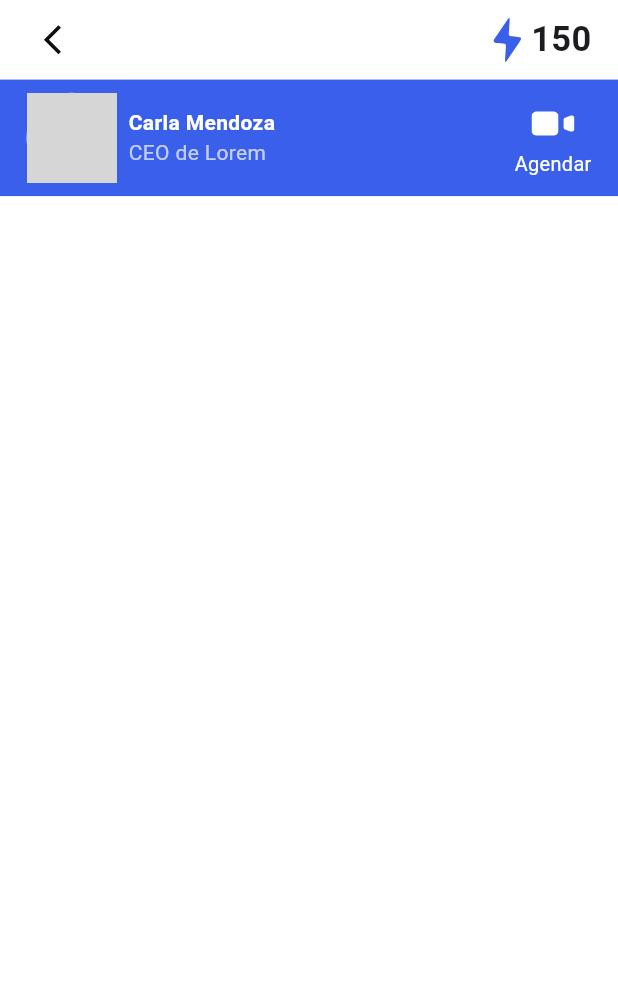
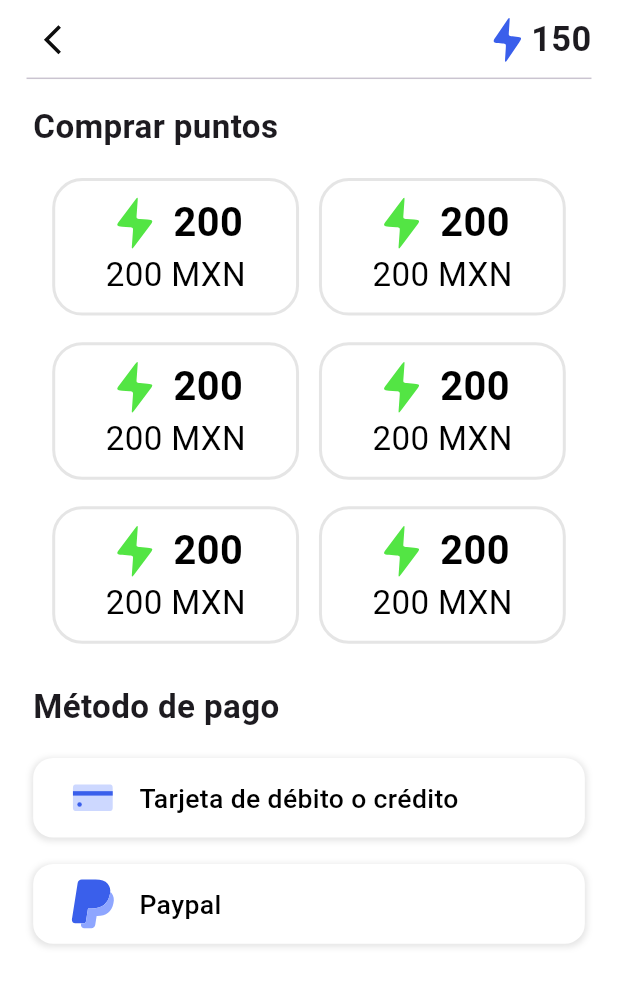
Before and after one commit to CrisisTecno/trive_app, a Flutter app: the MessagesChatScreen screen opened by its route, after a tap on "150", on a phone screen of 412 x 824 dp. Shown: the top 986 px of the screen. Run offline on Flutter 3.47's test engine with Material 3 defaults, Android fonts, the light colour scheme and no system bars; our stand-ins replace flutter_svg, image_picker; network calls fail; grey boxes are pictures that could not be loaded.

Commit message:
screens of buy points, messages finally

```diff
--- a/lib/pages/Create Account/pages/create_account_4.page.dart
+++ b/lib/pages/Create Account/pages/create_account_4.page.dart
@@ -45,7 +45,7 @@ class CreateAccountScreen4 extends StatelessWidget {
               Padding(
                 padding: EdgeInsets.symmetric(horizontal: 20.h),
                 child: Column(
-                    crossAxisAlignment: CrossAxisAlignment.start,
+                    crossAxisAlignment: CrossAxisAlignment.center,
                     children: [
                       Text(
                         'Elige el precio de tu mensaje',
--- a/lib/pages/Create Account/pages/create_account_5.page.dart
+++ b/lib/pages/Create Account/pages/create_account_5.page.dart
@@ -49,7 +49,7 @@ class CreateAccountScreen5 extends StatelessWidget {
               Padding(
                 padding: EdgeInsets.symmetric(horizontal: 20.h),
                 child: Column(
-                    crossAxisAlignment: CrossAxisAlignment.start,
+                    crossAxisAlignment: CrossAxisAlignment.center,
                     children: [
                       Text(
                         'Elige el precio de tu llamada',
--- a/lib/pages/Create Account/pages/create_account_6.page.dart
+++ b/lib/pages/Create Account/pages/create_account_6.page.dart
@@ -50,7 +50,7 @@ class CreateAccountScreen6 extends StatelessWidget {
               Padding(
                 padding: EdgeInsets.symmetric(horizontal: 20.h),
                 child: Column(
-                    crossAxisAlignment: CrossAxisAlignment.start,
+                    crossAxisAlignment: CrossAxisAlignment.center,
                     children: [
                       Text(
                         'Elige el precio de tu suscripción',
--- /dev/null
+++ b/lib/pages/Header/pages/buy_points.page.dart
@@ -0,0 +1,91 @@
+import 'package:flutter/material.dart';
+import 'package:trive_bysc/pages/pages.dart';
+import 'package:trive_bysc/utils/utils.dart';
+
+
+class BuyPointsScreen extends StatelessWidget {
+  @override
+  Widget build(BuildContext context) {
+    return SafeArea(
+      child: Scaffold(
+        body: SingleChildScrollView(
+          child: Column(
+            crossAxisAlignment: CrossAxisAlignment.center,
+            children: [
+               MessagesAppBar(),
+              Row(
+                children: [
+                  Padding(
+                    child:Text('Comprar puntos',style: TextStyle(fontSize: 25.h,fontWeight: FontWeight.w600)),
+                    padding:EdgeInsets.only(left: 25.h)),
+                  Spacer(),
+                ],
+              ),
+
+              SizedBox(height: 20.h),
+              Padding(
+                padding: EdgeInsets.symmetric(horizontal: 20.h),
+                child: Column(
+                    crossAxisAlignment: CrossAxisAlignment.center,
+                    children: [
+                      Wrap(
+                        spacing: 15.h,
+                        runSpacing: 20.h,
+                        children: [
+                          AmountChip(
+                            amount: '200',
+                            currency: 'MXN',
+                          ),
+                          AmountChip(
+                            amount: '200',
+                            currency: 'MXN',
+                          ),
+                          AmountChip(
+                            amount: '200',
+                            currency: 'MXN',
+                          ),
+                          AmountChip(
+                            amount: '200',
+                            currency: 'MXN',
+                          ),
+                          AmountChip(
+                            amount: '200',
+                            currency: 'MXN',
+                          ),
+                          AmountChip(
+                            amount: '200',
+                            currency: 'MXN',
+                          ),
+                        ],
+                      ),
+                      SizedBox(height: 30.h),
+
+                    ]),
+              ),
+              Row(
+                children: [
+                  Padding(
+                    child:Text('Método de pago',style: TextStyle(fontSize: 25.h,fontWeight: FontWeight.w600)),
+                    padding:EdgeInsets.only(left: 25.h)),
+                    Spacer(),
+                ],
+              ),
+
+              SizedBox(height: 20.h),
+              DebitCreditCard(
+                label:'Tarjeta de débito o crédito',
+                svgAssetPath: 'public/assets/icons/card_credit.svg',
+              ),
+              SizedBox(height: 20.h),
+              DebitCreditCard(
+                label:'Paypal',
+                svgAssetPath: 'public/assets/icons/paypal.svg',
+              ),
+
+            ],
+          ),
+        ),
+      ),
+    );
+  }
+}
--- /dev/null
+++ b/lib/pages/Header/widgets/method_buy.dart
@@ -0,0 +1,52 @@
+import 'package:flutter/material.dart';
+import 'package:flutter_svg/svg.dart';
+import 'package:trive_bysc/utils/Size/sizer.dart';
+
+class DebitCreditCard extends StatelessWidget {
+  final String svgAssetPath;
+  final String label;
+  const DebitCreditCard({
+    Key? key,
+    required this.svgAssetPath, required this.label,
+  }) : super(key: key);
+
+  @override
+  Widget build(BuildContext context) {
+    return Container(
+      margin:EdgeInsets.symmetric(horizontal: 25.h,),
+      width: 1000.w,
+      padding: EdgeInsets.symmetric(horizontal: 25.h, vertical:10.h),
+      decoration: BoxDecoration(
+        color: Colors.white,
+        borderRadius: BorderRadius.circular(15.h),
+        boxShadow: [
+          BoxShadow(
+            color: Colors.black.withOpacity(0.1),
+            spreadRadius: 1,
+            blurRadius: 3,
+            offset: Offset(0, 1),
+          ),
+        ],
+      ),
+      child: Row(
+        mainAxisSize: MainAxisSize.min,
+        children: [
+          SvgPicture.asset(
+            svgAssetPath,
+            height: 40.h,
+            width: 40.h,
+          ),
+          SizedBox(width: 15.h),
+          Text(
+            label,
+            style: TextStyle(
+              fontSize: 20.h,
+              fontWeight: FontWeight.w500,
+              color: Colors.black,
+            ),
+          ),
+        ],
+      ),
+    );
+  }
+}
--- a/lib/pages/Messages/controller/message_chat.page.dart
+++ b/lib/pages/Messages/controller/message_chat.page.dart
@@ -1,26 +1,42 @@
 import 'package:flutter/material.dart';
+import 'package:trive_bysc/utils/Size/sizer.dart';
 
 import '../widgets/app_bar.chat.widget.dart';
 import '../widgets/contact_tile.widget.dart';
+import '../widgets/custom_input_field.widget.dart';
 
 class MessagesChatScreen extends StatelessWidget {
   const MessagesChatScreen({super.key});
 
   @override
   Widget build(BuildContext context) {
+     Size window = MediaQuery.of(context).size;
     return SafeArea(
       child: Scaffold(
         backgroundColor: Colors.white,
         body: SingleChildScrollView(
+          child: SizedBox(
+            width: window.width,
+            height: window.height*0.989,
             child: Column(
               children: [
                 MessagesAppBar(),
                 ContactTile(
-                imageUrl: 'https://s3-alpha-sig.figma.com/img/e02b/88f9/f35cb3fb69f2f16eaad3b201aa2c55dc?Expires=1708300800&Key-Pair-Id=APKAQ4GOSFWCVNEHN3O4&Signature=mC5sSQiiM~8mnZaqPN0FE0kKa35TMwtcd7QPEkLZZjRQBFNBYGC5FwOUb3YQI6E9f~xteFrnHQhf9dI6~S6Btepy7KD4mn83Ja-0Io2ZJsCyjW9KG9eUraHMOJlt~p790vfkg2NCw5KEFYxRVvSHGHz11s8RxfFAla2tjA~nfLmHkbMzCjr8mMSrlW5AOxaGawsHE1B1sWR9kv6GXeZNUg8Gb7J02sLTG9JldO-ObYxdfZP2ue7nCyuh7WFTZ4g0ZYvNnBl7khBBwqBd6mUrH-yn4PH6NgTghZn3v4DriteacC~p~jppp3pBToQcgnzNdAihi~JHY6v70W9BHfFCYg__',
+                  imageUrl:
+                      'https://s3-alpha-sig.figma.com/img/e02b/88f9/f35cb3fb69f2f16eaad3b201aa2c55dc?Expires=1708300800&Key-Pair-Id=APKAQ4GOSFWCVNEHN3O4&Signature=mC5sSQiiM~8mnZaqPN0FE0kKa35TMwtcd7QPEkLZZjRQBFNBYGC5FwOUb3YQI6E9f~xteFrnHQhf9dI6~S6Btepy7KD4mn83Ja-0Io2ZJsCyjW9KG9eUraHMOJlt~p790vfkg2NCw5KEFYxRVvSHGHz11s8RxfFAla2tjA~nfLmHkbMzCjr8mMSrlW5AOxaGawsHE1B1sWR9kv6GXeZNUg8Gb7J02sLTG9JldO-ObYxdfZP2ue7nCyuh7WFTZ4g0ZYvNnBl7khBBwqBd6mUrH-yn4PH6NgTghZn3v4DriteacC~p~jppp3pBToQcgnzNdAihi~JHY6v70W9BHfFCYg__',
                   name: 'Carla Mendoza',
                   position: 'CEO de Lorem',
+                ),
+                Spacer(),
+                Padding(
+                  padding:  EdgeInsets.symmetric(horizontal: 10.h,vertical: 10.h),
+                  child: CustomInputField(
+                    onMicTap: () {},
+                    onPlusTap: () {},
+                  ),
                 )
               ],
+            ),
           ),
         ),
       ),
--- a/lib/pages/Messages/widgets/app_bar.chat.widget.dart
+++ b/lib/pages/Messages/widgets/app_bar.chat.widget.dart
@@ -39,6 +39,9 @@ class MessagesAppBar extends StatelessWidget {
                 onTap: () {
                   print('open menu');
                 },
+                child: GestureDetector(
+                  onTap: (){       Navigator.of(context)
+                                  .pushNamed(RouteManager.buypoint);},
                   child: Row(
                     children: [
                       SvgPicture.asset(
@@ -52,8 +55,10 @@ class MessagesAppBar extends StatelessWidget {
                     ],
                   ),
                 ),
+              ),
             ],
           ),
+          Divider()
         ],
       ),
     );
--- a/lib/pages/Messages/widgets/contact_tile.widget.dart
+++ b/lib/pages/Messages/widgets/contact_tile.widget.dart
@@ -1,5 +1,6 @@
 import 'package:flutter/material.dart';
 import 'package:flutter_svg/flutter_svg.dart';
+import 'package:trive_bysc/pages/Messages/widgets/contac_card.widget.dart';
 import 'package:trive_bysc/utils/utils.dart';
 
 class ContactTile extends StatelessWidget {
@@ -17,13 +18,36 @@ class ContactTile extends StatelessWidget {
   @override
   Widget build(BuildContext context) {
     return Container(
-      padding: EdgeInsets.symmetric(horizontal: 20.h,vertical: 10.h),
-      color: primary, // Ajusta el color según el diseño
+      padding: EdgeInsets.symmetric(horizontal: 20.h, vertical: 10.h),
+      color: primary,
       child: Row(
         children: [
-          CircleAvatar(
-            backgroundImage: NetworkImage(imageUrl),
-            radius: 30, // Ajusta según el tamaño deseado
+          GestureDetector(
+            onTap: () {
+              showDialog(
+                context: context,
+                builder: (BuildContext context) {
+                  return Dialog(
+                    shape: RoundedRectangleBorder(
+                      borderRadius: BorderRadius.circular(
+                          30),
+                    ),
+                    elevation: 0,
+                    backgroundColor: Colors.transparent,
+                    child: ContactCard(
+                      profileImageUrl: 'https://s3-alpha-sig.figma.com/img/e02b/88f9/f35cb3fb69f2f16eaad3b201aa2c55dc?Expires=1708300800&Key-Pair-Id=APKAQ4GOSFWCVNEHN3O4&Signature=mC5sSQiiM~8mnZaqPN0FE0kKa35TMwtcd7QPEkLZZjRQBFNBYGC5FwOUb3YQI6E9f~xteFrnHQhf9dI6~S6Btepy7KD4mn83Ja-0Io2ZJsCyjW9KG9eUraHMOJlt~p790vfkg2NCw5KEFYxRVvSHGHz11s8RxfFAla2tjA~nfLmHkbMzCjr8mMSrlW5AOxaGawsHE1B1sWR9kv6GXeZNUg8Gb7J02sLTG9JldO-ObYxdfZP2ue7nCyuh7WFTZ4g0ZYvNnBl7khBBwqBd6mUrH-yn4PH6NgTghZn3v4DriteacC~p~jppp3pBToQcgnzNdAihi~JHY6v70W9BHfFCYg__',
+                      svgIconUrl:
+                          'https://url_to_the_svg_icon',
+                    ),
+
+                  );
+                },
+              );
+            },
+            child: CircleAvatar(
+              backgroundImage: NetworkImage(imageUrl),
+              radius: 30,
+            ),
           ),
           SizedBox(width: 8),
           Expanded(
@@ -54,7 +78,10 @@ class ContactTile extends StatelessWidget {
                 width: 40.h,
               ),
               SizedBox(width: 3.h),
-              Text('Agendar',style: TextStyle(fontSize: 15.h,color: Colors.white),)
+              Text(
+                'Agendar',
+                style: TextStyle(fontSize: 15.h, color: Colors.white),
+              )
             ],
           )
         ],
--- /dev/null
+++ b/lib/pages/Messages/widgets/custom_input_field.widget.dart
@@ -0,0 +1,90 @@
+import 'package:flutter/material.dart';
+import 'package:flutter_svg/flutter_svg.dart';
+import 'package:trive_bysc/utils/Size/sizer.dart';
+import 'package:trive_bysc/utils/theme/colors/colors.dart';
+
+class CustomInputField extends StatelessWidget {
+  final VoidCallback onMicTap;
+  final VoidCallback onPlusTap;
+
+  const CustomInputField({
+    Key? key,
+    required this.onMicTap,
+    required this.onPlusTap,
+  }) : super(key: key);
+
+  @override
+  Widget build(BuildContext context) {
+        Size window = MediaQuery.of(context).size;
+    return SizedBox(
+      width: window.width,
+      height: 100.h,
+      child: Row(
+        mainAxisAlignment: MainAxisAlignment.center,
+        children: [
+          Container(
+            decoration: BoxDecoration(
+              border: Border.all(color:primary,width: 1.h ),
+              borderRadius: BorderRadius.circular(8),
+
+            ),
+            child: Row(
+              children: [
+                SizedBox(width:5.h),
+                InkWell(
+                  onTap: onMicTap,
+                  child: Padding(
+                    padding: EdgeInsets.symmetric(horizontal: 12),
+                    child: SvgPicture.asset(
+                      'public/assets/icons/mic.svg',
+                      width: 24.h, // Tamaño del icono
+                    ),
+                  ),
+                ),
+
+                SizedBox(
+                  width: window.width*0.55,
+                  child: TextField(
+                    decoration: InputDecoration(
+                      border: InputBorder.none,
+                    ),
+                  ),
+                ),
+              ],
+            ),
+          ),
+          InkWell(
+            onTap: onPlusTap,
+            child: Container(
+              width: window.width*0.2,
+              margin:  EdgeInsets.only(left: 12),
+              padding: EdgeInsets.symmetric(horizontal: 12.h,vertical: 10.h),
+              decoration: BoxDecoration(
+                color: primary,
+                borderRadius: BorderRadius.circular(30),
+              ),
+              child: Row(
+                mainAxisAlignment: MainAxisAlignment.center,
+                mainAxisSize: MainAxisSize.min,
+                children: [
+                  SvgPicture.asset(
+                      'public/assets/icons/thunder_blank.svg',
+                      width: 20.h,
+                    ),
+                  SizedBox(width: 4),
+                  Text(
+                    '20',
+                    style: TextStyle(
+                      fontSize: 20.h,
+                      color: Colors.white,fontWeight: FontWeight.bold
+                    ),
+                  ),
+                ],
+              ),
+            ),
+          ),
+        ],
+      ),
+    );
+  }
+}
--- a/lib/pages/pages.dart
+++ b/lib/pages/pages.dart
@@ -11,13 +11,18 @@ export 'Create Account/widgets/image_picker.widget.dart';
 export 'Create Account/widgets/my_chips.widgets.dart';
 export 'Create Account/widgets/widgets.dart';
 export 'Diary/pages/diary.body.dart';
+export 'Header/pages/buy_points.page.dart';
+export 'Header/widgets/method_buy.dart';
 export 'Home/controller/category_chip.dart';
 export 'Home/pages/home.body.dart';
 export 'Home/pages/home.page.dart';
 export 'Home/widgets/my_chip_scroll.widget.dart';
 export 'Messages/controller/message_chat.page.dart';
 export 'Messages/pages/messages.body.dart';
+export 'Messages/widgets/app_bar.chat.widget.dart';
+export 'Messages/widgets/contac_card.widget.dart';
 export 'Messages/widgets/contact_tile.widget.dart';
+export 'Messages/widgets/custom_input_field.widget.dart';
 export 'Messages/widgets/messages_tile.body.dart';
 export 'Profile/pages/profile.body.dart';
 export 'Splash/encabezado.dart';
--- a/lib/utils/routes/routing.dart
+++ b/lib/utils/routes/routing.dart
@@ -15,6 +15,7 @@ class RouteManager {
   static const String createaccount5 = '/createaccount5';
   static const String createaccount6 = '/createaccount6';
   static const String chat = '/chat';
+  static const String buypoint = '/buypoint';
 
 
   static Route<dynamic> generateRoute(RouteSettings settings) {
@@ -37,6 +38,8 @@ class RouteManager {
         return MaterialPageRoute(builder: (context) => HomeScreen());
       case chat:
         return MaterialPageRoute(builder: (context) => MessagesChatScreen());
+      case buypoint:
+        return MaterialPageRoute(builder: (context) => BuyPointsScreen());
       default:
         throw FormatException("Route not found");
     }
--- a/lib/widgets/App Bar/app_bar.widget.dart
+++ b/lib/widgets/App Bar/app_bar.widget.dart
@@ -67,7 +67,8 @@ class CustomAppBar extends StatelessWidget {
               Spacer(),
               GestureDetector(
                 onTap: () {
-                  print('open menu');
+                     Navigator.of(context)
+                                  .pushNamed(RouteManager.buypoint);
                 },
                 child: Row(
                   children: [
```
Also changed, not shown: lib/pages/Messages/widgets/contac_card.widget.dart (added, +158 -0 lines), public/assets/icons/card_credit.svg (added), public/assets/icons/check.svg (added), public/assets/icons/mic.svg (added), public/assets/icons/paypal.svg (added), public/assets/icons/thunder_blank.svg (added), public/assets/icons/video.svg. Lines whose indentation alone changed are shown as unchanged.
